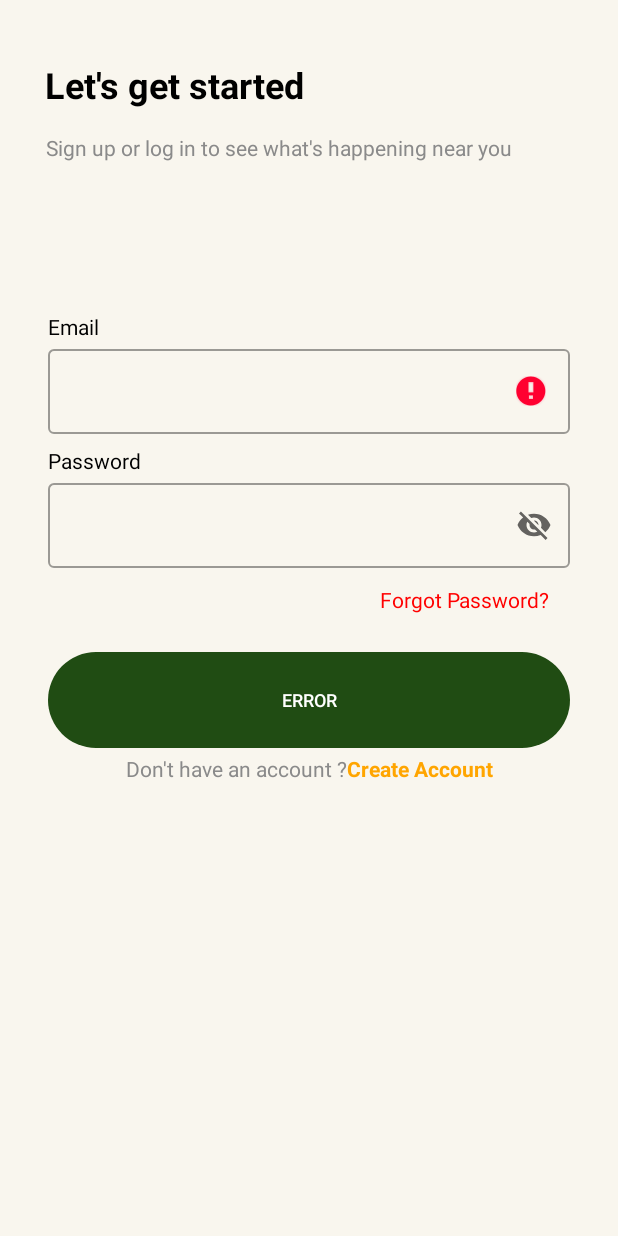
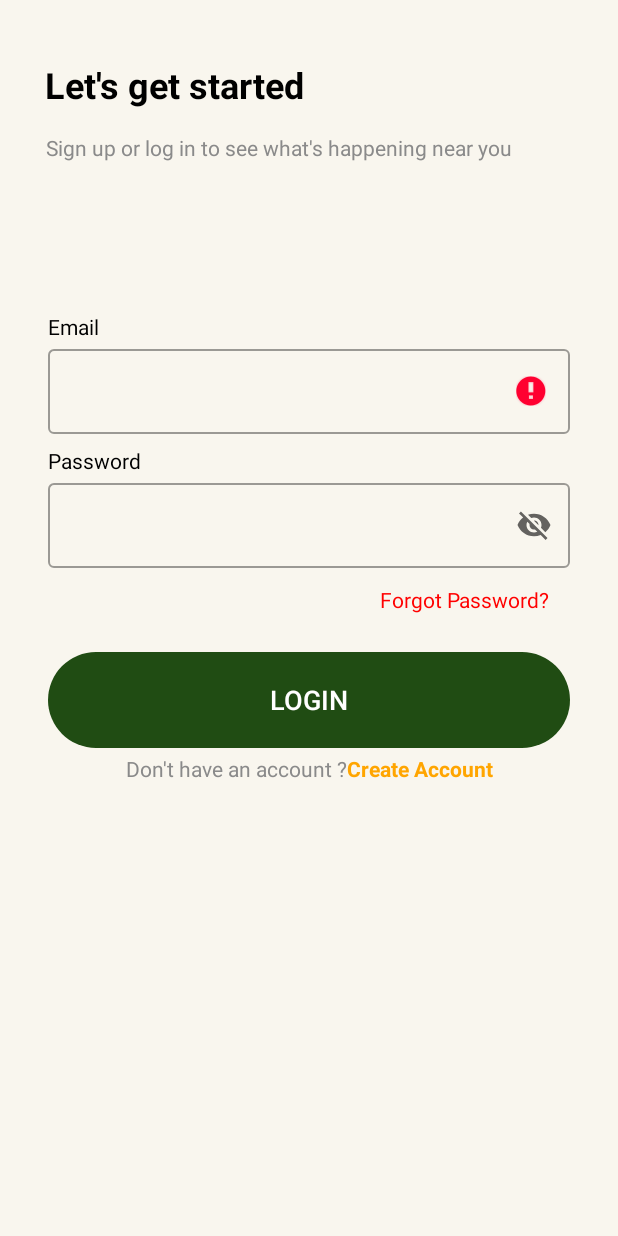
Before and after one commit to INDandy/LokaJamu, an Android app: the screen it shows after launch (MainActivity), after a tap on an icon or button, on a phone screen of 412 x 824 dp. Run offline under Robolectric (Android 15) with nearby library versions, the phone set to English and light mode, and no system bars; 2 other taps on this screen came first.

Commit message:
Fix Login Button

```diff
--- a/app/src/main/java/com/dicoding/mybottomnavtest/FragmentLogin/ui/login/LoginFragment.kt
+++ b/app/src/main/java/com/dicoding/mybottomnavtest/FragmentLogin/ui/login/LoginFragment.kt
@@ -49,6 +49,9 @@ class LoginFragment : Fragment() {
         val register = view.findViewById<TextView>(R.id.createAccountLink)
         val loadingProgressBar = binding.loading
 
+        loginButton.isEnabled = false
+
+
         loginViewModel.loginFormState.observe(viewLifecycleOwner, Observer { loginFormState ->
             if (loginFormState == null) {
                 return@Observer
@@ -66,7 +69,7 @@ class LoginFragment : Fragment() {
             if (loginFormState.isDataValid) {
                 loginButton.resources.getString(R.string.login)
             } else {
-                loginButton.resources.getString(R.string.error)
+                loginButton.resources.getString(R.string.login)
             }
         })
 
--- a/app/src/main/java/com/dicoding/mybottomnavtest/customviewmodel/buttonview.kt
+++ b/app/src/main/java/com/dicoding/mybottomnavtest/customviewmodel/buttonview.kt
@@ -31,9 +31,9 @@ class buttonview : AppCompatButton {
     override fun onDraw(canvas: Canvas) {
         super.onDraw(canvas)
         setTextColor(txtColor)
-        textSize = 12f
+        textSize = 18f
         gravity = Gravity.CENTER
-        text = if(isEnabled) resources.getString(R.string.login) else resources.getString(R.string.error)
+        text = if(isEnabled) resources.getString(R.string.login) else resources.getString(R.string.login)
     }
 
 
--- a/app/src/main/res/values/strings.xml
+++ b/app/src/main/res/values/strings.xml
@@ -20,5 +20,4 @@
     <string name="invalid_password">Password minimal 8 Karakter</string>
     <string name="login_failed">"Login failed"</string>
     <string name="login">Login</string>
-    <string name="error">error</string>
 </resources>
```
